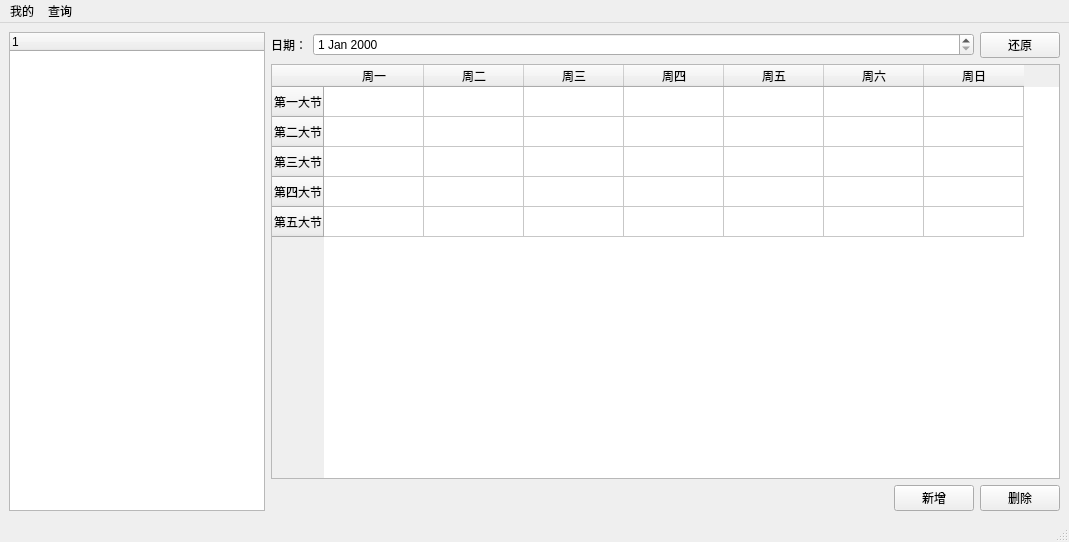
Qt form Mathlab/MathLab.ui (tsbraw/Mathlab) before a commit.
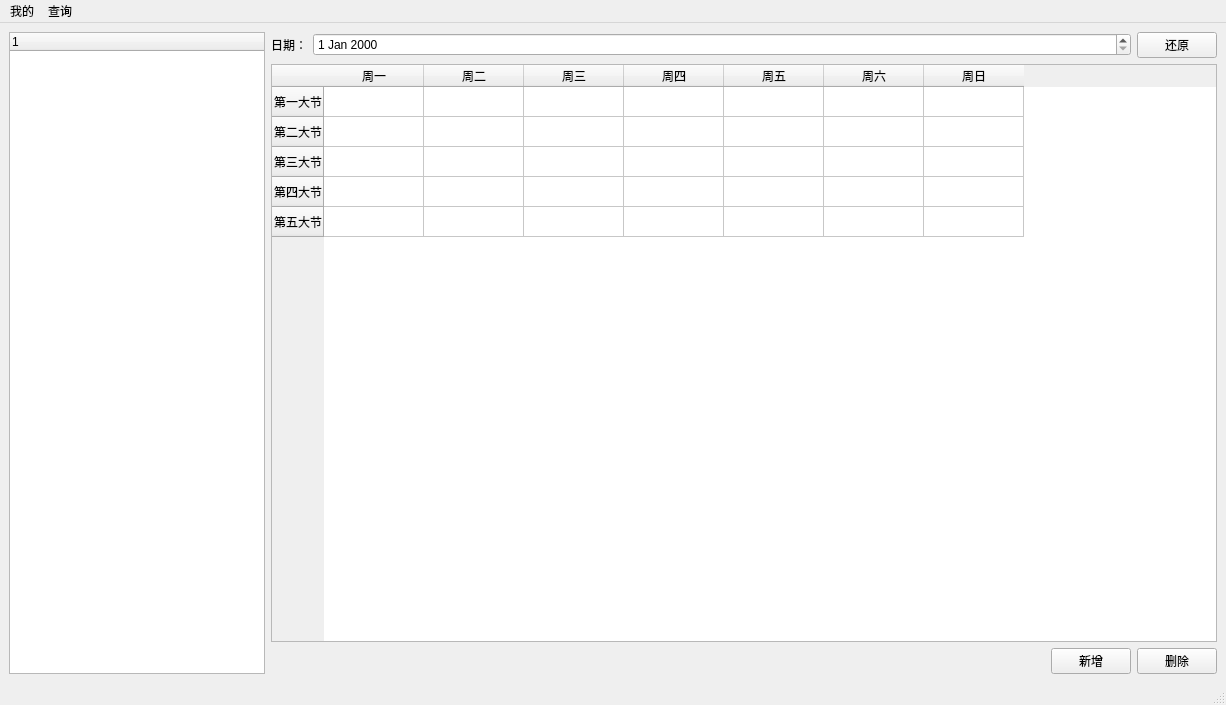
The same form after that commit. Icons and pictures are not drawn.

Patch:
```diff
--- a/Mathlab/MathLab.ui
+++ b/Mathlab/MathLab.ui
@@ -6,8 +6,8 @@
    <rect>
     <x>0</x>
     <y>0</y>
-    <width>1069</width>
-    <height>542</height>
+    <width>1226</width>
+    <height>705</height>
    </rect>
   </property>
   <property name="windowTitle">
@@ -144,11 +144,11 @@
     <rect>
      <x>0</x>
      <y>0</y>
-     <width>1069</width>
+     <width>1226</width>
      <height>26</height>
     </rect>
    </property>
-   <widget class="QMenu" name="menu_edit">
+   <widget class="QMenu" name="menu_mine">
     <property name="title">
      <string>我的</string>
     </property>
@@ -158,7 +158,7 @@
      <string>查询</string>
     </property>
    </widget>
-   <addaction name="menu_edit"/>
+   <addaction name="menu_mine"/>
    <addaction name="menu_search"/>
   </widget>
  </widget>
```
